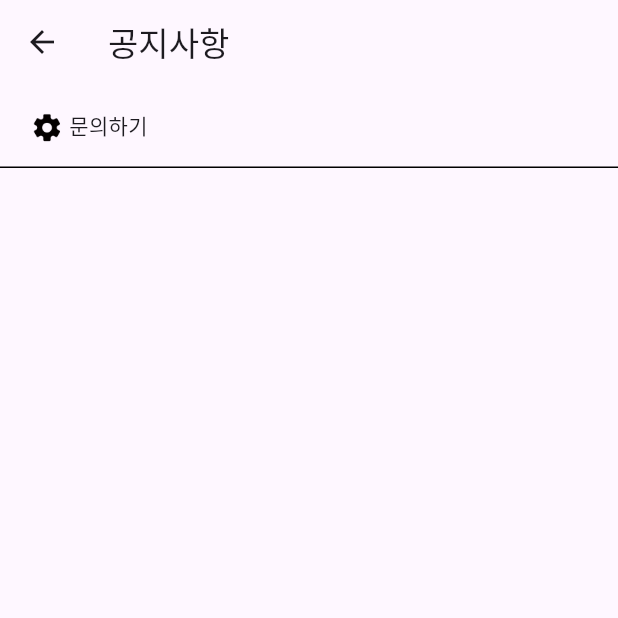
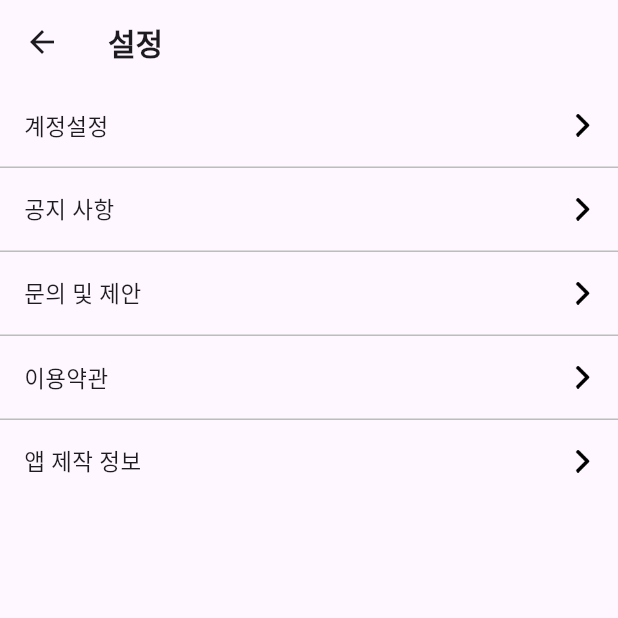
Before and after one commit to shinjoo95/bluemungan, a Flutter app: the SettingScreen screen opened directly, on a phone screen of 412 x 824 dp, the top half of it. Run offline on Flutter 3.47's test engine with Material 3 defaults, Android fonts, the phone set to English and light mode, and no system bars; our stand-ins replace get.

Commit message:
[MY] - 설정 페이지 메뉴

```diff
--- a/lib/my/screen/setting_screen.dart
+++ b/lib/my/screen/setting_screen.dart
@@ -8,11 +8,42 @@ class SettingScreen extends StatelessWidget {
   Widget build(BuildContext context) {
     return Scaffold(
       appBar: AppBar(
-        title: const Text('공지사항'),
+        title: const Text(
+          '설정',
+          style: TextStyle(
+            fontSize: 20,
+            fontWeight: FontWeight.bold,
+          ),
+        ),
       ),
       body: Column(
         children: [
-          SettingMenu(icon: 'setting', title: '문의하기', onTap: () {}),
+          SettingMenu(
+            icon: 'setting',
+            title: '계정설정',
+            onTap: () {},
+          ),
+          SettingMenu(
+            icon: 'setting',
+            title: '공지 사항',
+            onTap: () {},
+          ),
+          SettingMenu(
+            icon: 'setting',
+            title: '문의 및 제안',
+            onTap: () {},
+          ),
+          SettingMenu(
+            icon: 'setting',
+            title: '이용약관',
+            onTap: () {},
+          ),
+          SettingMenu(
+            icon: 'setting',
+            title: '앱 제작 정보',
+            onTap: () {},
+            isLast: true,
+          ),
         ],
       ),
     );
--- a/lib/my/widget/setting_menu.dart
+++ b/lib/my/widget/setting_menu.dart
@@ -1,4 +1,5 @@
 import 'package:flutter/material.dart';
+import 'package:flutter/widgets.dart';
 
 /// 마이공구 하단 메뉴
 class SettingMenu extends StatelessWidget {
@@ -7,6 +8,7 @@ class SettingMenu extends StatelessWidget {
   final VoidCallback onTap;
   final bool isNewBadgeVisible;
   final bool isBoundaryVisibile;
+  final bool isLast;
 
   const SettingMenu({
     super.key,
@@ -15,6 +17,7 @@ class SettingMenu extends StatelessWidget {
     required this.onTap,
     this.isNewBadgeVisible = false,
     this.isBoundaryVisibile = true,
+    this.isLast = false,
   });
 
   @override
@@ -32,31 +35,37 @@ class SettingMenu extends StatelessWidget {
                 Row(
                   children: [
                     //메뉴 아이콘
-                    Image.asset(
-                      'assets/$icon.png',
-                      width: 30,
-                      height: 30,
-                    ),
+                    // Image.asset(
+                    //   'assets/$icon.png',
+                    //   width: 30,
+                    //   height: 30,
+                    // ),
                     //메뉴 타이틀
                     Text(
                       title,
+                      style: const TextStyle(
+                        fontSize: 15,
+                        fontWeight: FontWeight.w500,
+                      ),
                     ),
-                    //N 뱃지
                   ],
                 ),
                 //메뉴 진입하기 > 아이콘
-                // Image.asset(
-                //   'assets/arrowl_s.svg',
-                //   width: 10,
-                //   height: 18,
-                // ),
+                Image.asset(
+                  'assets/arrow_right.png',
+                  width: 15,
+                  height: 15,
+                ),
               ],
             ),
           ),
         ),
-        Container(
-          color: Colors.black,
-          height: 1,
+        Visibility(
+          visible: !isLast,
+          child: Container(
+            color: Colors.grey[400],
+            height: 1,
+          ),
         )
       ],
     );
```
Also changed, not shown: assets/arrow_right.png (added).
